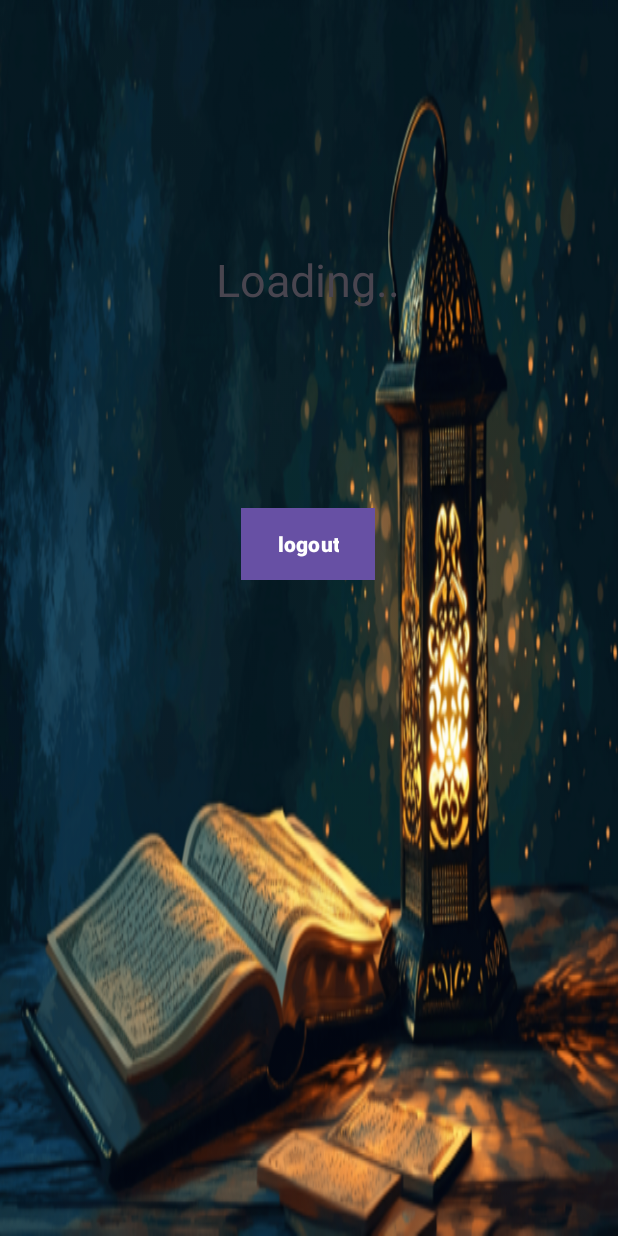
After one commit to RaidenXVR/Quran, an Android app: the layout activity_logout.xml on its own in the app's theme, with its tools: preview values and no code run, on a phone screen of 412 x 824 dp. The commit adds this screen. Run offline under Robolectric (Android 15) with nearby library versions, the phone set to English and light mode, and no system bars; network calls fail.

Commit message:
Merged frontend1 to master

```diff
--- a/app/build.gradle.kts
+++ b/app/build.gradle.kts
@@ -2,8 +2,6 @@ plugins {
     alias(libs.plugins.android.application)
     alias(libs.plugins.kotlin.android)
     alias(libs.plugins.google.gms.google.services)
-//    kotlin("plugin.serialization") version "2.1.0"
-//    id("com.google.gms.google-services") version "4.4.2" apply false // Plugin Google Services
 
 }
 
@@ -52,6 +50,8 @@ dependencies {
     implementation(libs.androidx.constraintlayout)
     implementation(libs.firebase.firestore)
     implementation(libs.firebase.auth.ktx)
+    implementation(libs.androidx.navigation.fragment.ktx)
+    implementation(libs.androidx.navigation.ui.ktx)
     testImplementation(libs.junit)
     androidTestImplementation(libs.androidx.junit)
     androidTestImplementation(libs.androidx.espresso.core)
@@ -68,7 +68,7 @@ dependencies {
 
     //google
     // Import the BoM for the Firebase platform
-    implementation(libs.firebase.bom)
+    implementation(platform(libs.firebase.bom))
 
     // Add the dependency for the Firebase Authentication library
     // When using the BoM, you don't specify versions in Firebase library dependencies
--- a/app/src/main/java/com/isga/quran/adapter/BookmarkAdapter.kt
+++ b/app/src/main/java/com/isga/quran/adapter/BookmarkAdapter.kt
@@ -7,6 +7,7 @@ import android.widget.TextView
 import androidx.recyclerview.widget.RecyclerView
 import com.isga.quran.R
 import com.isga.quran.data.Bookmark
+import com.isga.quran.utils.surahList
 
 class BookmarkAdapter(
     private val bookmarks: List<Bookmark>
@@ -18,8 +19,9 @@ class BookmarkAdapter(
         val verseText: TextView = view.findViewById(R.id.tvVerseText)
 
         fun bind(bookmark: Bookmark) {
-            chapterName.text = bookmark.chapterName
-            verseText.text = bookmark.verseText
+            val bm = surahList[bookmark.surahID-1].verses[bookmark.verseID-1]
+            chapterName.text = surahList[bookmark.surahID-1].transliteration
+            verseText.text = bm.text
         }
     }
 
--- a/app/src/main/java/com/isga/quran/data/Bookmark.kt
+++ b/app/src/main/java/com/isga/quran/data/Bookmark.kt
@@ -1,6 +1,6 @@
 package com.isga.quran.data
 
 class Bookmark(
-    val chapterName: String,
-    val verseText: String
+    val surahID: Int,
+    val verseID: Int
 )
--- /dev/null
+++ b/app/src/main/res/layout/activity_logout.xml
@@ -0,0 +1,39 @@
+<?xml version="1.0" encoding="utf-8"?>
+<androidx.constraintlayout.widget.ConstraintLayout xmlns:android="http://schemas.android.com/apk/res/android"
+    xmlns:app="http://schemas.android.com/apk/res-auto"
+    xmlns:tools="http://schemas.android.com/tools"
+    android:layout_width="match_parent"
+    android:layout_height="match_parent"
+    android:background="@drawable/bg2">
+
+    <TextView
+        android:id="@+id/name"
+        android:layout_width="wrap_content"
+        android:layout_height="wrap_content"
+        android:text="@string/loading"
+        android:textSize="30sp"
+        app:layout_constraintBottom_toBottomOf="parent"
+        app:layout_constraintEnd_toEndOf="parent"
+        app:layout_constraintHorizontal_bias="0.498"
+        app:layout_constraintStart_toStartOf="parent"
+        app:layout_constraintTop_toTopOf="parent"
+        app:layout_constraintVertical_bias="0.212" />
+
+    <Button
+        android:id="@+id/logout_button"
+        android:layout_width="wrap_content"
+        android:layout_height="wrap_content"
+        android:layout_marginTop="132dp"
+        android:text="@string/logout"
+        android:background="@color/red"
+        android:textColor="@color/white"
+        android:textStyle="bold"
+        app:layout_constraintEnd_toEndOf="parent"
+        app:layout_constraintHorizontal_bias="0.498"
+        app:layout_constraintStart_toStartOf="parent"
+        app:layout_constraintTop_toBottomOf="@+id/name" />
+
+
+
+
+</androidx.constraintlayout.widget.ConstraintLayout>
--- a/app/src/main/res/values/colors.xml
+++ b/app/src/main/res/values/colors.xml
@@ -4,4 +4,6 @@
     <color name="white">#FFFFFFFF</color>
     <color name="blue">#459DE4</color>
     <color name="red">#FF0000</color>
+    <color name="green1">#4B5945</color>
+    <color name="green5">#B2C9AD</color>
 </resources>
--- a/gradle/libs.versions.toml
+++ b/gradle/libs.versions.toml
@@ -2,7 +2,7 @@
 agp = "8.6.0"
 credentials = "<latest version>"
 firebaseBom = "33.7.0"
-googleid = "<latest version>"
+googleid = "1.1.1"
 kotlin = "1.9.0"
 coreKtx = "1.15.0"
 junit = "4.13.2"
@@ -16,6 +16,8 @@ googleGmsGoogleServices = "4.4.2"
 firebaseFirestore = "25.1.1"
 playServicesAuth = "21.3.0"
 firebaseAuthKtx = "23.1.0"
+navigationFragmentKtx = "2.8.5"
+navigationUiKtx = "2.8.5"
 
 [libraries]
 androidx-core-ktx = { group = "androidx.core", name = "core-ktx", version.ref = "coreKtx" }
@@ -34,6 +36,8 @@ androidx-constraintlayout = { group = "androidx.constraintlayout", name = "const
 firebase-firestore = { group = "com.google.firebase", name = "firebase-firestore", version.ref = "firebaseFirestore" }
 play-services-auth = { module = "com.google.android.gms:play-services-auth", version.ref = "playServicesAuth" }
 firebase-auth-ktx = { group = "com.google.firebase", name = "firebase-auth-ktx", version.ref = "firebaseAuthKtx" }
+androidx-navigation-fragment-ktx = { group = "androidx.navigation", name = "navigation-fragment-ktx", version.ref = "navigationFragmentKtx" }
+androidx-navigation-ui-ktx = { group = "androidx.navigation", name = "navigation-ui-ktx", version.ref = "navigationUiKtx" }
 
 [plugins]
 android-application = { id = "com.android.application", version.ref = "agp" }
```
Also changed, not shown: app/src/main/java/com/isga/quran/data/User.kt (added, +11 -0 lines), app/src/main/res/layout/activity_main.xml (+9 -1 lines), app/src/main/res/layout/activity_sign_in.xml (added, +45 -0 lines), app/src/main/res/layout/item_verse.xml (+5 -2 lines), app/src/main/res/navigation/nav_graph.xml (deleted, +0 -28 lines).
